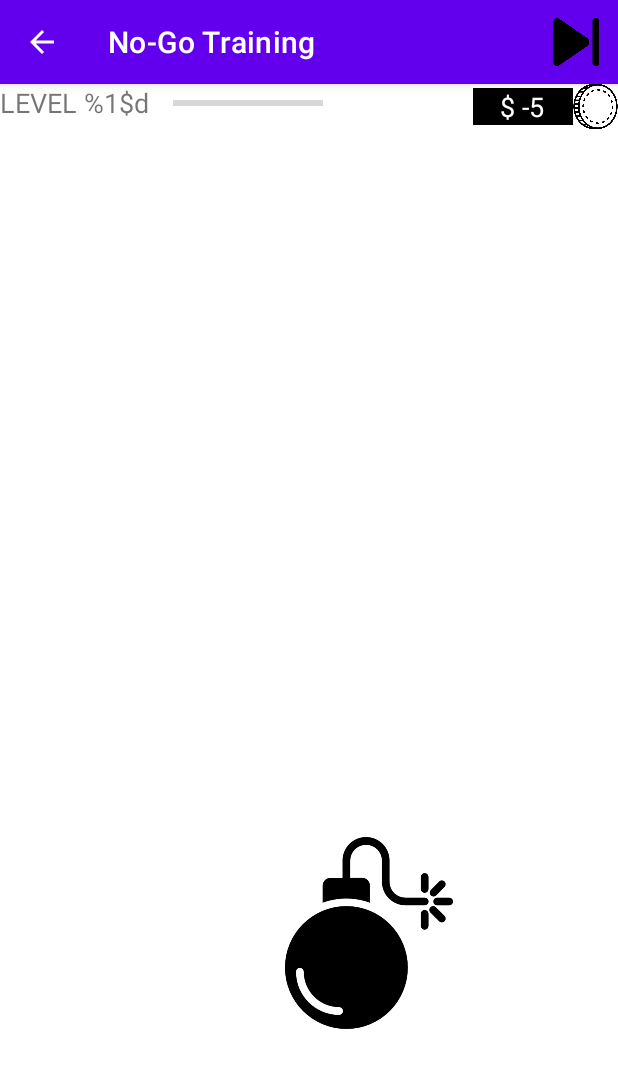
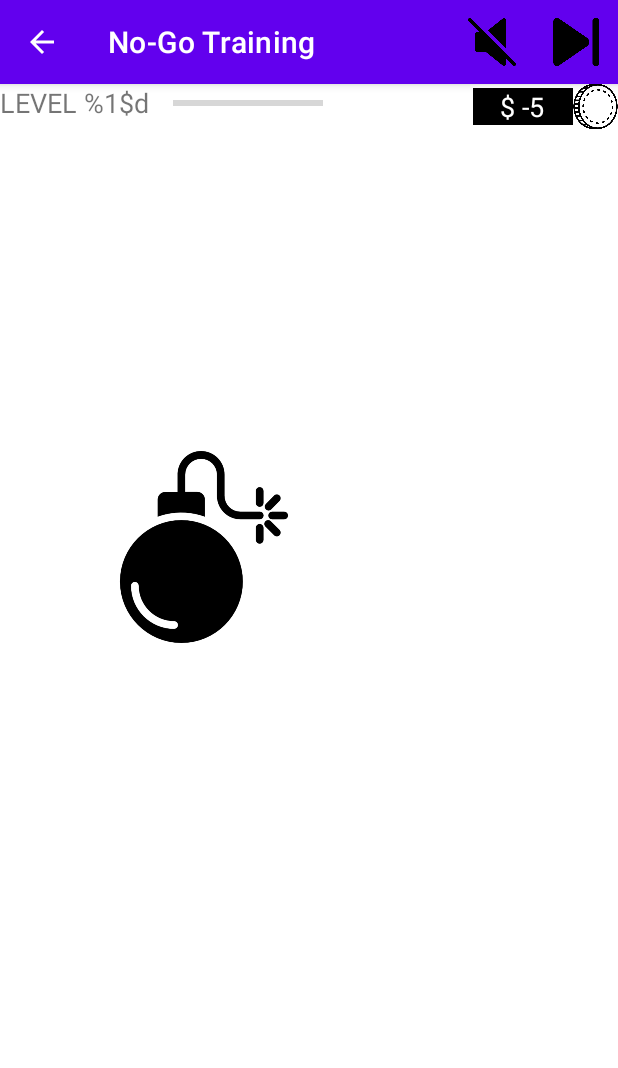
Before and after one commit to ece1778-2021/ReFood, an Android app: the ExerciseActivity screen opened directly, with no data from a screen before it, after a tap on an icon or button, on a phone screen of 412 x 824 dp. Shown: the top 1068 px of the screen. Run offline under Robolectric (Android 15) with nearby library versions, the phone set to English and light mode, and no system bars; our stand-ins replace Firebase (no records; nobody signed in at launch, a user with empty details on screens opened directly); libraries missing offline, so code that uses them is left out: com.github.mikephil.charting; 3 other taps on this screen came first.

Commit message:
Added menu toggle for exercise sound effect

```diff
--- a/app/src/main/res/menu/menu_skip.xml
+++ b/app/src/main/res/menu/menu_skip.xml
@@ -1,6 +1,12 @@
 <?xml version="1.0" encoding="utf-8"?>
 <menu xmlns:android="http://schemas.android.com/apk/res/android"
     xmlns:app="http://schemas.android.com/apk/res-auto">
+    <item
+        android:id="@+id/sound_toggle_action"
+        android:title=""
+        app:showAsAction="always"
+        android:icon="@drawable/unmute"
+        />
     <item
         android:id="@+id/skip_action"
         android:title=""
```
Also changed, not shown: app/src/main/java/com/refood/refood/ExerciseActivity.java (+21 -6 lines), app/src/main/res/drawable/mute.png (added), app/src/main/res/drawable/unmute.png (added).
